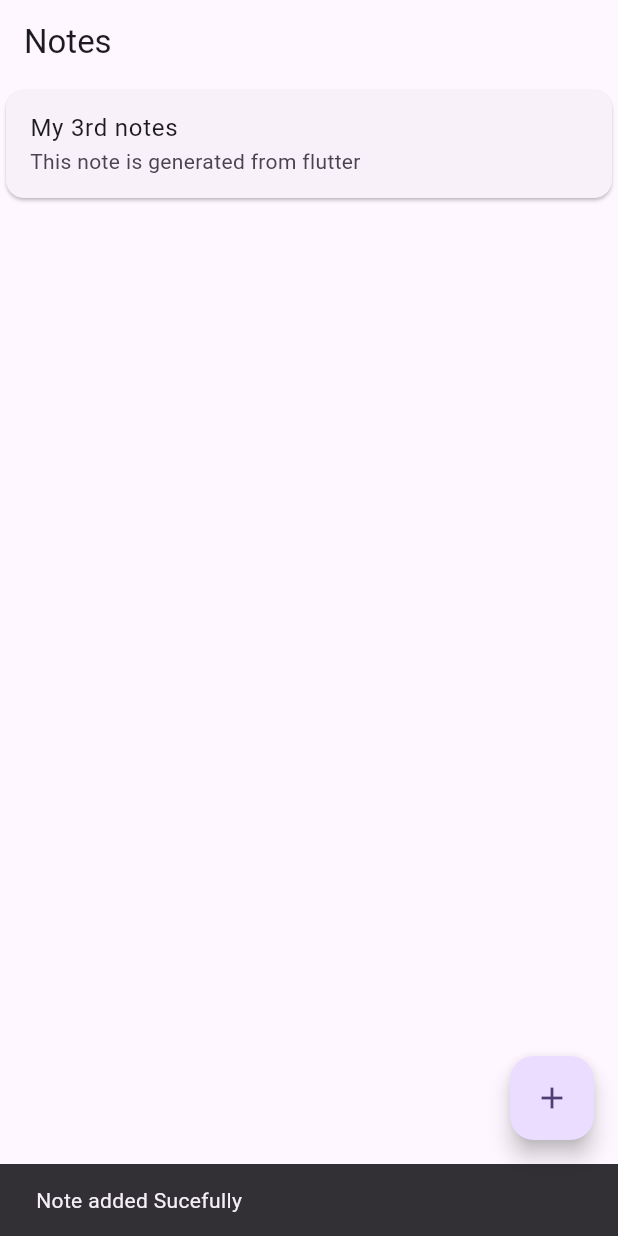
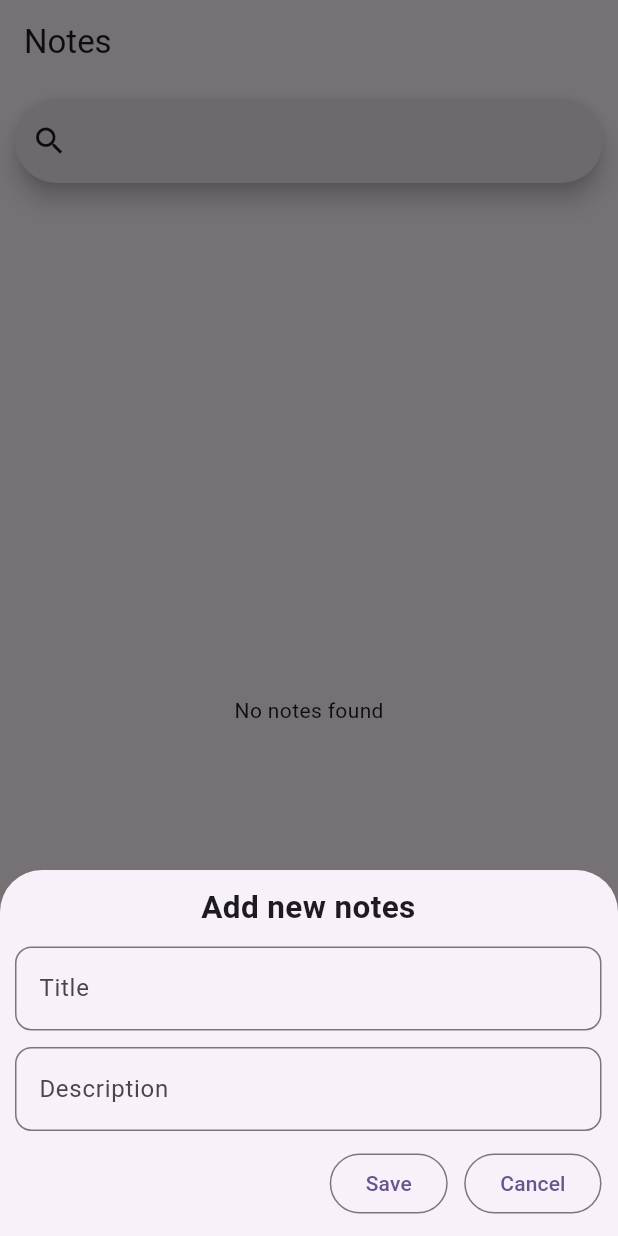
Before and after one commit to prashantnirgun/flutter-firebase, a Flutter app: the screen it shows after launch, after a tap on the "add" icon, on a phone screen of 412 x 824 dp. Run offline on Flutter 3.47's test engine with Material 3 defaults, Android fonts, the phone set to English and light mode, and no system bars; our stand-ins replace cloud_firestore, firebase_core; accounts and stored records are empty.

Commit message:
notes crud completed

```diff
--- a/lib/home_page.dart
+++ /dev/null
@@ -1,78 +0,0 @@
-import 'package:cloud_firestore/cloud_firestore.dart';
-import 'package:flutter/material.dart';
-
-class HomePage extends StatefulWidget {
-  const HomePage({super.key});
-
-  @override
-  State<HomePage> createState() => _HomePageState();
-}
-
-class _HomePageState extends State<HomePage> {
-  FirebaseFirestore? firebaseFirestore;
-  @override
-  void initState() {
-    super.initState();
-    firebaseFirestore = FirebaseFirestore.instance;
-  }
-
-  @override
-  Widget build(BuildContext context) {
-    return Scaffold(
-      appBar: AppBar(title: Text('Notes')),
-      body: StreamBuilder(
-        stream: firebaseFirestore!.collection("notes").snapshots(),
-        /*
-      FutureBuilder(
-        future: firebaseFirestore!.collection("notes").get(),
-*/
-        builder: (BuildContext context, AsyncSnapshot snapshot) {
-          if (snapshot.connectionState == ConnectionState.waiting) {
-            return Center(child: CircularProgressIndicator());
-          }
-
-          if (snapshot.hasError) {
-            return Center(
-              child: Text('Something went wrong ${snapshot.error}'),
-            );
-          }
-
-          if (snapshot.hasData) {
-            return snapshot.data!.docs.isNotEmpty
-                ? ListView.builder(
-                    itemCount: snapshot.data!.docs.length,
-                    itemBuilder: (BuildContext context, int index) {
-                      var note = snapshot.data!.docs[index].data();
-                      return Card(
-                        child: ListTile(
-                          title: Text(note['title']),
-                          subtitle: Text(note['description']),
-                        ),
-                      );
-                    },
-                  )
-                : Center(child: Text('No notes found'));
-          }
-          return SizedBox();
-        },
-      ),
-      floatingActionButton: FloatingActionButton(
-        onPressed: () async {
-          await firebaseFirestore!.collection("notes").add({
-            "title": "My 3rd notes",
-            "description": "This note is generated from flutter",
-          });
-          //setState(() {});
-          //print(docRef.id);
-          if (!context.mounted) {
-            return; // ✅ ensures widget is still alive if (!context.mounted) return; // ✅ ensures widget is still alive
-          }
-          ScaffoldMessenger.of(
-            context,
-          ).showSnackBar(SnackBar(content: Text('Note added Sucefully')));
-        },
-        child: Icon(Icons.add),
-      ),
-    );
-  }
-}
--- a/lib/main.dart
+++ b/lib/main.dart
@@ -1,7 +1,7 @@
 import 'package:firebase_core/firebase_core.dart';
 import 'package:flutter/material.dart';
 import 'package:flutter_firebase/firebase_options.dart';
-import 'package:flutter_firebase/home_page.dart';
+import 'package:flutter_firebase/note_page.dart';
 
 void main() async {
   //if main is async then you need to wait till app is initialised
@@ -20,7 +20,7 @@ class MyApp extends StatelessWidget {
       theme: ThemeData(
         colorScheme: ColorScheme.fromSeed(seedColor: Colors.deepPurple),
       ),
-      home: HomePage(),
+      home: NotePage(),
     );
   }
 }
--- /dev/null
+++ b/lib/note_page.dart
@@ -0,0 +1,291 @@
+import 'package:cloud_firestore/cloud_firestore.dart';
+import 'package:flutter/material.dart';
+import 'package:intl/intl.dart';
+
+class NotePage extends StatefulWidget {
+  const NotePage({super.key});
+
+  @override
+  State<NotePage> createState() => _NotePageState();
+}
+
+class _NotePageState extends State<NotePage> {
+  FirebaseFirestore? firebaseFirestore;
+  TextEditingController searchController = TextEditingController();
+  TextEditingController titleController = TextEditingController();
+  TextEditingController descriptionController = TextEditingController();
+
+  DateFormat df = DateFormat('dd-MM-yyyy hh:mm a');
+  @override
+  void initState() {
+    super.initState();
+    firebaseFirestore = FirebaseFirestore.instance;
+  }
+
+  @override
+  Widget build(BuildContext context) {
+    return Scaffold(
+      appBar: AppBar(title: Text('Notes')),
+      body: Container(
+        margin: EdgeInsets.all(10),
+        child: Column(
+          children: [
+            SearchBar(
+              controller: searchController,
+              padding: WidgetStatePropertyAll(
+                EdgeInsets.symmetric(horizontal: 11),
+              ),
+              leading: Icon(Icons.search),
+              trailing: [
+                if (searchController.text.isNotEmpty)
+                  IconButton(
+                    icon: Icon(Icons.clear),
+                    onPressed: () async {
+                      searchController.clear();
+                    },
+                  ),
+              ],
+              onChanged: (value) async {},
+            ),
+            SizedBox(height: 11),
+            Expanded(
+              child: StreamBuilder(
+                stream: firebaseFirestore!.collection("notes").snapshots(),
+                /*
+              FutureBuilder(
+                future: firebaseFirestore!.collection("notes").get(),
+              */
+                builder: (BuildContext context, AsyncSnapshot snapshot) {
+                  if (snapshot.connectionState == ConnectionState.waiting) {
+                    return Center(child: CircularProgressIndicator());
+                  }
+
+                  if (snapshot.hasError) {
+                    return Center(
+                      child: Text('Something went wrong ${snapshot.error}'),
+                    );
+                  }
+
+                  if (snapshot.hasData) {
+                    return snapshot.data!.docs.isNotEmpty
+                        ? ListView.builder(
+                            itemCount: snapshot.data!.docs.length,
+                            itemBuilder: (BuildContext context, int index) {
+                              var note = snapshot.data!.docs[index].data();
+                              String id = snapshot.data!.docs[index].id;
+                              return Card(
+                                child: ListTile(
+                                  title: Text(
+                                    note['title'],
+                                    style: TextStyle(
+                                      fontSize: 16,
+                                      fontWeight: FontWeight.bold,
+                                    ),
+                                  ),
+                                  subtitle: Column(
+                                    mainAxisAlignment: MainAxisAlignment.start,
+                                    crossAxisAlignment:
+                                        CrossAxisAlignment.start,
+                                    children: [
+                                      Text(note['description']),
+                                      Text(
+                                        df.format(
+                                          DateTime.fromMicrosecondsSinceEpoch(
+                                            int.parse(note['createdAt']),
+                                          ),
+                                        ),
+                                      ),
+                                    ],
+                                  ),
+                                  trailing: IconButton(
+                                    onPressed: () async {
+                                      showModalBottomSheet(
+                                        context: context,
+                                        builder: (BuildContext buildContext) {
+                                          return deleteModalUI(
+                                            buildContext,
+                                            id: id,
+                                          );
+                                        },
+                                      );
+                                    },
+                                    icon: Icon(Icons.delete),
+                                  ),
+                                  onTap: () {
+                                    //print('note===> $note $id');
+                                    titleController.text = note['title'];
+                                    descriptionController.text =
+                                        note['description'];
+                                    showModalBottomSheet(
+                                      context: context,
+                                      isScrollControlled: true, // 👈 Important!
+                                      //Returns the widget you want to display inside the bottom sheet.
+                                      builder: (BuildContext buildcontext) =>
+                                          bottomSheetUI(
+                                            buildcontext,
+                                            isUpdate: true,
+                                            id: id,
+                                          ),
+                                    );
+                                  },
+                                ),
+                              );
+                            },
+                          )
+                        : Center(child: Text('No notes found'));
+                  }
+                  return SizedBox();
+                },
+              ),
+            ),
+          ],
+        ),
+      ),
+      floatingActionButton: FloatingActionButton(
+        onPressed: () async {
+          showModalBottomSheet(
+            context: context,
+            isScrollControlled: true, // 👈 Important!
+            //Returns the widget you want to display inside the bottom sheet.
+            builder: (BuildContext buildcontext) =>
+                bottomSheetUI(buildcontext, isUpdate: false),
+          );
+        },
+        child: Icon(Icons.add),
+      ),
+    );
+  }
+
+  Widget bottomSheetUI(
+    BuildContext context, {
+    bool isUpdate = false,
+    String id = '',
+  }) {
+    return SingleChildScrollView(
+      child: Padding(
+        padding: EdgeInsets.only(
+          top: 10,
+          left: 10,
+          right: 11,
+          bottom: 11 + MediaQuery.of(context).viewInsets.bottom,
+        ),
+        child: Column(
+          children: [
+            Text(
+              isUpdate ? 'Update notes' : 'Add new notes',
+              style: TextStyle(fontSize: 21, fontWeight: FontWeight.bold),
+            ),
+            SizedBox(height: 11),
+            TextField(
+              controller: titleController,
+              decoration: InputDecoration(
+                border: OutlineInputBorder(
+                  borderRadius: BorderRadius.circular(11),
+                ),
+                labelText: 'Title',
+                hintText: 'Enter note title',
+              ),
+            ),
+            SizedBox(height: 11),
+            TextField(
+              controller: descriptionController,
+              decoration: InputDecoration(
+                border: OutlineInputBorder(
+                  borderRadius: BorderRadius.circular(11),
+                ),
+                labelText: 'Description',
+                hintText: 'Enter note desc',
+              ),
+            ),
+            SizedBox(height: 11),
+            Row(
+              mainAxisAlignment: MainAxisAlignment.end,
+              children: [
+                OutlinedButton(
+                  onPressed: () async {
+                    if (isUpdate) {
+                      await firebaseFirestore!
+                          .collection("notes")
+                          .doc(id)
+                          .update({
+                            "title": titleController.text.trim(),
+                            "description": descriptionController.text.trim(),
+                          });
+                    } else {
+                      await firebaseFirestore!.collection("notes").add({
+                        "title": titleController.text.trim(),
+                        "description": descriptionController.text.trim(),
+                        "createdAt": DateTime.now().millisecondsSinceEpoch
+                            .toString(),
+                      });
+                      //setState(() {});
+                      //print(docRef.id);
+                      if (!context.mounted) {
+                        return; // ✅ ensures widget is still alive if (!context.mounted) return; // ✅ ensures widget is still alive
+                      }
+
+                      Navigator.pop(context);
+                      titleController.clear();
+                      descriptionController.clear();
+                      ScaffoldMessenger.of(context).showSnackBar(
+                        SnackBar(content: Text('Note added Sucefully')),
+                      );
+                    }
+                  },
+                  child: Text('Save'),
+                ),
+                SizedBox(width: 11),
+                OutlinedButton(
+                  onPressed: () {
+                    titleController.clear();
+                    descriptionController.clear();
+                    Navigator.pop(context);
+                  },
+                  child: Text('Cancel'),
+                ),
+              ],
+            ),
+          ],
+        ),
+      ),
+    );
+  }
+
+  deleteModalUI(BuildContext buildContext, {required String id}) {
+    return Container(
+      padding: EdgeInsets.all(11),
+      height: 140,
+      child: Column(
+        children: [
+          Text(
+            'Are you sure you ant to delete',
+            style: TextStyle(fontSize: 21, fontWeight: FontWeight.bold),
+          ),
+          Row(
+            mainAxisAlignment: MainAxisAlignment.end,
+            children: [
+              OutlinedButton(
+                onPressed: () async {
+                  await firebaseFirestore!.collection("notes").doc(id).delete();
+                  if (!context.mounted) {
+                    return; // ✅ ensures widget is still alive if (!context.mounted) return; // ✅ ensures widget is still alive
+                  }
+                  // ignore: use_build_context_synchronously
+                  Navigator.pop(context);
+                },
+                child: Text('Yes'),
+              ),
+              SizedBox(width: 10),
+              OutlinedButton(
+                onPressed: () {
+                  Navigator.pop(context);
+                },
+                child: Text('No'),
+              ),
+            ],
+          ),
+        ],
+      ),
+    );
+  }
+}
--- a/pubspec.yaml
+++ b/pubspec.yaml
@@ -36,6 +36,7 @@ dependencies:
   cupertino_icons: ^1.0.8
   firebase_core: ^4.1.0
   cloud_firestore: ^6.0.1
+  intl: ^0.20.2
 
 dev_dependencies:
   flutter_test:
```
Also changed, not shown: pubspec.lock.
